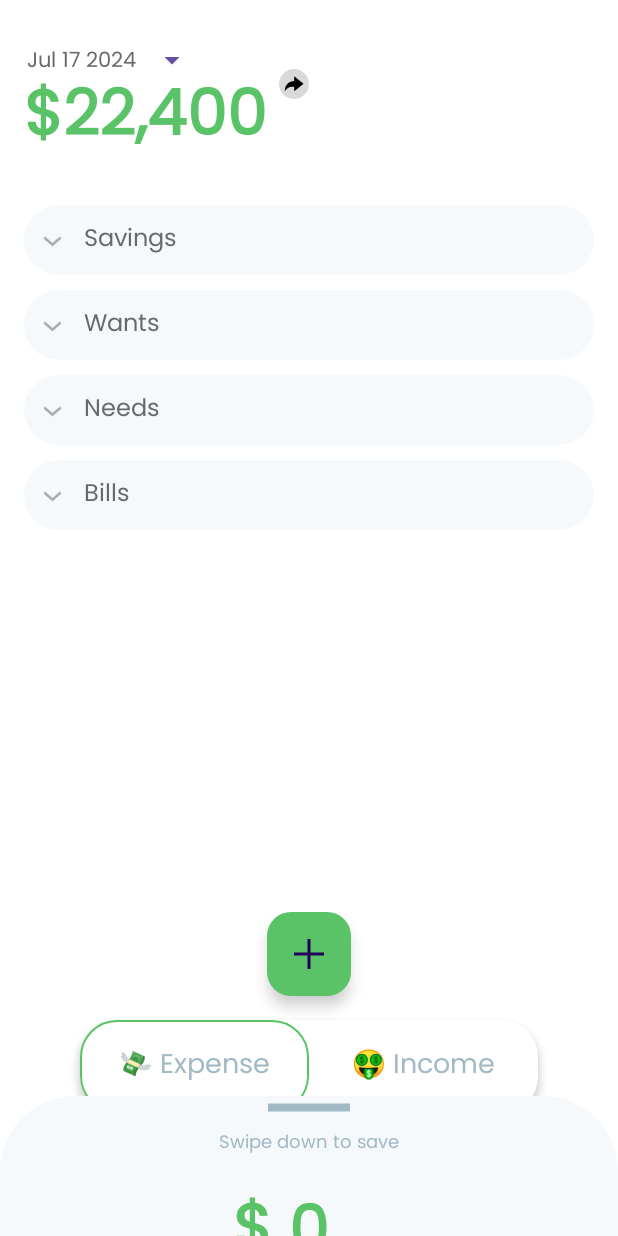
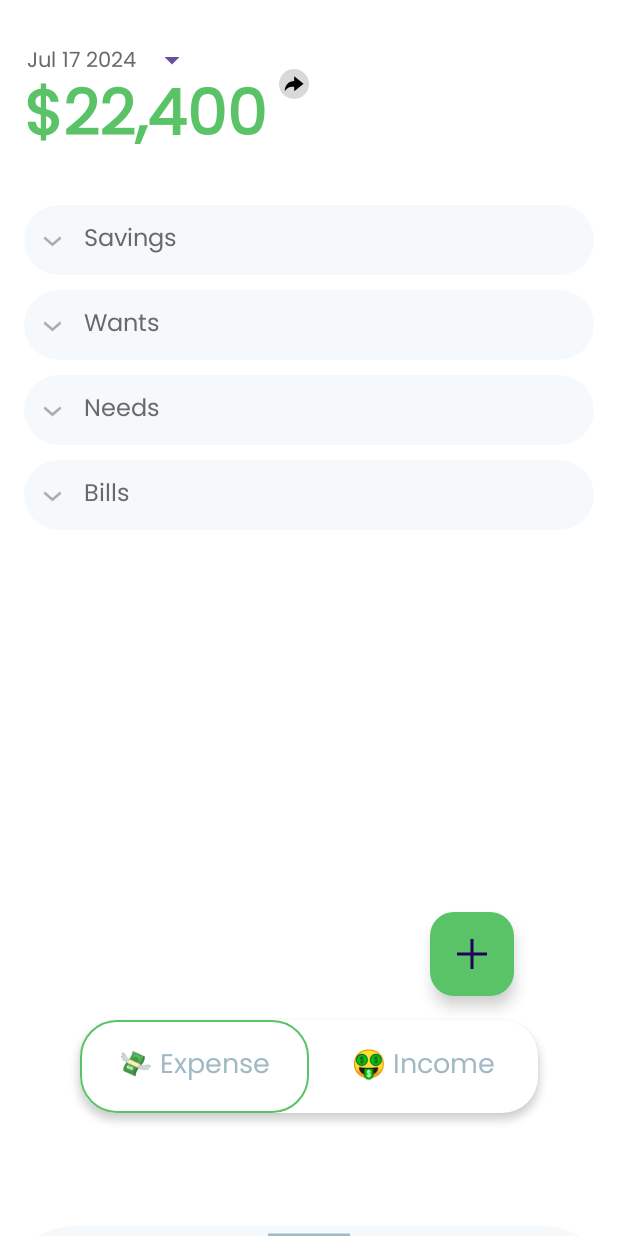
Before and after one commit to aarafrao22/PockIt, an Android app: the screen it shows after launch (HomeActivity), after a tap on an icon or button, on a phone screen of 412 x 824 dp. Run offline under Robolectric (Android 15) with nearby library versions, the phone set to English and light mode, and no system bars; our stand-ins replace Firebase (no records; nobody signed in at launch, a user with empty details on screens opened directly), Room's generated code.

Commit message:
Work on Domain, on Adding

```diff
--- a/app/src/main/java/com/example/pockeitt/utils/CustomExpandableListAdapter.java
+++ b/app/src/main/java/com/example/pockeitt/utils/CustomExpandableListAdapter.java
@@ -14,8 +14,7 @@ import android.widget.TextView;
 import androidx.core.content.res.ResourcesCompat;
 
 import com.example.pockeitt.R;
-import com.google.android.material.bottomsheet.BottomSheetBehavior;
-import com.google.android.material.bottomsheet.BottomSheetDialog;
+import com.example.pockeitt.views.HomeActivity;
 
 import java.util.HashMap;
 import java.util.List;
@@ -26,13 +25,14 @@ public class CustomExpandableListAdapter extends BaseExpandableListAdapter {
     private Context context;
     private List<String> expandableListTitle;
     private HashMap<String, List<String>> expandableListDetail;
+    private HomeActivity homeActivity;
 
 
-    public CustomExpandableListAdapter(Context context, List<String> expandableListTitle, HashMap<String, List<String>> expandableListDetail) {
+    public CustomExpandableListAdapter(Context context, List<String> expandableListTitle, HashMap<String, List<String>> expandableListDetail, HomeActivity homeActivity) {
         this.context = context;
         this.expandableListTitle = expandableListTitle;
         this.expandableListDetail = expandableListDetail;
-
+        this.homeActivity = homeActivity;
     }
 
     @Override
@@ -70,19 +70,19 @@ public class CustomExpandableListAdapter extends BaseExpandableListAdapter {
             Log.d(TAG, "getChildView: ");
             convertView.setOnClickListener(v -> {
 
-
-                BottomSheetDialog bottomSheetDialog = new BottomSheetDialog(context);
-
-                View bottomSheetView = LayoutInflater.from(context).inflate(R.layout.bottomsheet, parent, false);
-                bottomSheetView.setLayoutParams(new ViewGroup.LayoutParams(ViewGroup.LayoutParams.MATCH_PARENT, ViewGroup.LayoutParams.MATCH_PARENT));
-
-                bottomSheetDialog.setContentView(bottomSheetView);
-
-                // Get the BottomSheetBehavior
-                BottomSheetBehavior<View> bottomSheetBehavior = BottomSheetBehavior.from((View) bottomSheetView.getParent());
-                bottomSheetBehavior.setPeekHeight(BottomSheetBehavior.PEEK_HEIGHT_AUTO);
-                bottomSheetBehavior.setState(BottomSheetBehavior.STATE_EXPANDED);
-                bottomSheetDialog.show();
+                homeActivity.expandBottomSheet();
+//                BottomSheetDialog bottomSheetDialog = new BottomSheetDialog(context);
+//
+//                View bottomSheetView = LayoutInflater.from(context).inflate(R.layout.bottomsheet, parent, false);
+//                bottomSheetView.setLayoutParams(new ViewGroup.LayoutParams(ViewGroup.LayoutParams.MATCH_PARENT, ViewGroup.LayoutParams.MATCH_PARENT));
+//
+//                bottomSheetDialog.setContentView(bottomSheetView);
+//
+//                // Get the BottomSheetBehavior
+//                BottomSheetBehavior<View> bottomSheetBehavior = BottomSheetBehavior.from((View) bottomSheetView.getParent());
+//                bottomSheetBehavior.setPeekHeight(BottomSheetBehavior.PEEK_HEIGHT_AUTO);
+//                bottomSheetBehavior.setState(BottomSheetBehavior.STATE_EXPANDED);
+//                bottomSheetDialog.show();
 
             });
         }
--- a/app/src/main/java/com/example/pockeitt/utils/ListDataPump.kt
+++ b/app/src/main/java/com/example/pockeitt/utils/ListDataPump.kt
@@ -6,11 +6,10 @@ object ListDataPump {
 
     init {
         data = HashMap()
+
         val bills: MutableList<String> = ArrayList()
         val needs: MutableList<String> = ArrayList()
-
         val wants: MutableList<String> = ArrayList()
-
         val savings: MutableList<String> = ArrayList()
 
         data["Bills"] = bills
--- a/app/src/main/java/com/example/pockeitt/views/HomeActivity.kt
+++ b/app/src/main/java/com/example/pockeitt/views/HomeActivity.kt
@@ -1,19 +1,15 @@
 package com.example.pockeitt.views
-
 
 import android.annotation.SuppressLint
 import android.app.AlertDialog
 import android.app.DatePickerDialog
 import android.app.DatePickerDialog.OnDateSetListener
-import android.content.ContentValues
 import android.content.ContentValues.TAG
-import android.content.DialogInterface
 import android.os.Bundle
 import android.text.Editable
 import android.text.TextWatcher
 import android.util.Log
 import android.view.View
-import android.view.WindowManager
 import android.widget.ArrayAdapter
 import android.widget.AutoCompleteTextView
 import android.widget.Button
@@ -36,12 +32,10 @@ import com.example.pockeitt.models.Domain
 import com.example.pockeitt.models.IncomeExpense
 import com.example.pockeitt.models.RepeatType
 import com.example.pockeitt.utils.CustomExpandableListAdapter
-import com.example.pockeitt.utils.ListDataPump
 import com.example.pockeitt.utils.Methods
 import com.google.android.material.bottomsheet.BottomSheetBehavior
 import com.google.android.material.bottomsheet.BottomSheetBehavior.BottomSheetCallback
 import com.google.android.material.bottomsheet.BottomSheetBehavior.STATE_EXPANDED
-import com.google.android.material.bottomsheet.BottomSheetDialog
 import com.google.android.material.floatingactionbutton.FloatingActionButton
 import com.google.android.material.tabs.TabLayout
 import com.google.android.material.tabs.TabLayout.OnTabSelectedListener
@@ -63,7 +57,9 @@ class HomeActivity : AppCompatActivity() {
     private var expandableListTitle: MutableList<String>? = null
     private var expandableListDetail: HashMap<String, MutableList<String>>? = null
     private var bottomSheetBehavior: BottomSheetBehavior<ConstraintLayout?>? = null
-    private var bottomSheetShown = false
+    private val map = HashMap<String, MutableList<String>>()
+
+    //    private var bottomSheetShown = false
     private lateinit var sheet: ConstraintLayout
     private var btnRepeat: ConstraintLayout? = null
     private var btnWeekly: Button? = null
@@ -114,7 +110,7 @@ class HomeActivity : AppCompatActivity() {
     private fun initViews() {
         sheet = findViewById(R.id.bottomsheet)
         bottomSheetBehavior = BottomSheetBehavior.from(sheet)
-        bottomSheetBehavior!!.peekHeight = 140
+        bottomSheetBehavior!!.peekHeight = 10
         bottomSheetBehavior!!.state = BottomSheetBehavior.STATE_COLLAPSED
 
         imgRepeat = findViewById(R.id.repeat_circle)
@@ -139,11 +135,13 @@ class HomeActivity : AppCompatActivity() {
 
         database = DatabaseBuilder.getInstance(this)
 
-
         setData()
 
 
         spinnerDate.setOnFocusChangeListener { _, _ ->
+
+            //TODO Only Month Should Show, not the Whole Date
+
             val calendar = Calendar.getInstance()
             val year = calendar.get(Calendar.YEAR)
             val month = calendar.get(Calendar.MONTH)
@@ -159,9 +157,13 @@ class HomeActivity : AppCompatActivity() {
         }
 
         fab.setOnClickListener {
-            bottomSheetBehavior!!.state = STATE_EXPANDED
+            expandBottomSheet()
         }
 
+    }
+
+    fun expandBottomSheet() {
+        bottomSheetBehavior!!.state = STATE_EXPANDED
     }
 
     private fun setData() {
@@ -179,6 +181,8 @@ class HomeActivity : AppCompatActivity() {
         bottomSheetBehavior!!.addBottomSheetCallback(object : BottomSheetCallback() {
             override fun onStateChanged(view: View, state: Int) {
 
+                Log.d("TAG", "onStateChanged: $state")
+
                 if (state == BottomSheetBehavior.STATE_COLLAPSED) {
                     val name = edName!!.text.toString()
                     val amount = edAmount!!.text.toString()
@@ -187,26 +191,26 @@ class HomeActivity : AppCompatActivity() {
                     val notes = edNotes!!.text.toString()
 
                     // Check if any field is empty
-                    var isValid = true
+//                    var isValid = true
 
-                    if (name.isNotEmpty() || amount.isNotEmpty() || date.isNotEmpty() || category.isNotEmpty() || notes.isNotEmpty()) {
-                        isValid = false
-                    }
+//                    if (name.isNotEmpty() || amount.isNotEmpty() || date.isNotEmpty() || category.isNotEmpty() || notes.isNotEmpty()) {
+//                        isValid = false
+//                    }
+//
+//
+//
+//                    if (!isValid) {
+//                        // Don't let them collapse the bottom sheet
+//                        bottomSheetBehavior!!.state = STATE_EXPANDED
+//                        Toast.makeText(
+//                            applicationContext,
+//                            "Before saving, fill all fields",
+//                            Toast.LENGTH_SHORT
+//                        ).show()
+//                        return
+//                    }
 
-
-
-                    if (!isValid) {
-                        // Don't let them collapse the bottom sheet
-                        bottomSheetBehavior!!.state = STATE_EXPANDED
-                        Toast.makeText(
-                            applicationContext,
-                            "Before saving, fill all fields",
-                            Toast.LENGTH_SHORT
-                        ).show()
-                        return
-                    }
-
-                    if (notes.isNotEmpty() && category.isNotEmpty() && amount.isNotEmpty() && date.isNotEmpty() && name.isNotEmpty()) {
+//                    if (notes.isNotEmpty() && category.isNotEmpty() && amount.isNotEmpty() && date.isNotEmpty() && name.isNotEmpty()) {
                     val builder = AlertDialog.Builder(this@HomeActivity)
                     builder.setTitle("Are you sure?")
                     builder.setMessage("Do you want to save this?")
@@ -231,17 +235,17 @@ class HomeActivity : AppCompatActivity() {
                         edNotes!!.text = null
 
                         Toast.makeText(applicationContext, "Saved!", Toast.LENGTH_SHORT).show()
+
+
+                    }
                     builder.setNegativeButton("No") { _, _ ->
                         Toast.makeText(this@HomeActivity, "Cancelled", Toast.LENGTH_SHORT)
                             .show()
                     }
-
                     builder.show()
-                        }
 
                     // All fields are filled, show the alert dialog to save
 
-                    }
 
                 }
             }
@@ -262,7 +266,7 @@ class HomeActivity : AppCompatActivity() {
         repeatType: RepeatType,
     ) {
         // To add an item
-        ListDataPump.addItem(category, name)
+//        ListDataPump.addItem(category, name)
 
         // Getting the DAO
         val incomeExpenseDao = database.incomeExpenseDao()
@@ -278,9 +282,7 @@ class HomeActivity : AppCompatActivity() {
             name = name
         )
 
-
         // Using a coroutine to perform database operations
-
         MainScope().launch {
             withContext(Dispatchers.IO) {
                 incomeExpenseDao.insert(record)
@@ -289,7 +291,6 @@ class HomeActivity : AppCompatActivity() {
                 }
             }
         }
-
 
     }
 
@@ -303,40 +304,54 @@ class HomeActivity : AppCompatActivity() {
     private fun setupExpandableListView(domain: Domain) {
         MainScope().launch {
 
+
             list = withContext(Dispatchers.IO) {
                 getDataFromDatabase() as MutableList<IncomeExpense>
             }
 
-            for (i in 1..<list!!.size) {
+            val bills: MutableList<String> = ArrayList()
+            val needs: MutableList<String> = ArrayList()
+            val wants: MutableList<String> = ArrayList()
+            val savings: MutableList<String> = ArrayList()
+
+            map["Needs"] = needs
+            map["Bills"] = bills
+            map["Wants"] = wants
+            map["Savings"] = savings
+
+            for (i in 0..<list!!.size) {
 
                 val categories = arrayListOf<String>()
                 val catItem = list!![i].category
 
-                if (!categories.contains(catItem))
+                if (!categories.contains(catItem)) {
                     categories.add(catItem)
-                else
+                    map[catItem] = categories
+                } else
                     println(categories.toString())
             }
 
 
-            expandableListDetail = ListDataPump.data
+//            expandableListDetail = ListDataPump.data
+//            expandableListTitle = ArrayList(expandableListDetail!!.keys)
+
+
+            expandableListDetail = map
             expandableListTitle = ArrayList(expandableListDetail!!.keys)
 
             // Add Dummy Data
             for (key in expandableListTitle as ArrayList<String>) {
-                if (expandableListDetail!![key]!!.isEmpty()) ListDataPump.addItem(
-                    key,
-                    "➕ Add $key here"
-                )
-                // if there is more than one item in the list
-                // then remove add here item
+                if (expandableListDetail!![key]!!.isEmpty())
+                    addItem(key, "➕ Add $key here")
+                // if there is more than one item in the list then remove add here item
             }
 
             expandableListAdapter =
                 CustomExpandableListAdapter(
                     this@HomeActivity,
                     expandableListTitle,
-                    expandableListDetail
+                    expandableListDetail,
+                    this@HomeActivity
                 )
             expandableListView!!.setAdapter(expandableListAdapter)
             expandableListView!!.setOnGroupExpandListener {
@@ -346,7 +361,20 @@ class HomeActivity : AppCompatActivity() {
     }
 
     private fun getDataFromDatabase(): List<IncomeExpense> {
-        return database.incomeExpenseDao().getAllIncomeExpenses()
+        val data = database.incomeExpenseDao().getAllIncomeExpenses()
+        Log.d(TAG, "getDataFromDatabase:$data")
+        return data
+    }
+
+    private fun addItem(key: String, item: String) {
+        var list = map[key]
+        if (list != null) {
+            list.add(item)
+        } else {
+            list = ArrayList()
+            list.add(item)
+            map[key] = list
+        }
     }
 
     private fun setupTabLayout() {
@@ -367,7 +395,7 @@ class HomeActivity : AppCompatActivity() {
                 setTabTextSize(tab, 19, R.color.blue)
 
 
-                Log.d("TAG SLECTED", "${tab.position} ")
+                Log.d("TAG SELECTED", "${tab.position} ")
             }
 
             override fun onTabUnselected(tab: TabLayout.Tab) {
@@ -445,18 +473,18 @@ class HomeActivity : AppCompatActivity() {
             }
 
             override fun onTextChanged(charSequence: CharSequence, i: Int, i1: Int, i2: Int) {
-                Log.d(ContentValues.TAG, "onTextChanged: $charSequence")
+                Log.d(TAG, "onTextChanged: $charSequence")
             }
 
             override fun afterTextChanged(editable: Editable) {
-                Log.d(ContentValues.TAG, "afterTextChanged: $editable")
+                Log.d(TAG, "afterTextChanged: $editable")
             }
         })
     }
 
     private fun setupDatePicker() {
         val dateSetListener =
-            OnDateSetListener { view: DatePicker?, year: Int, month: Int, dayOfMonth: Int ->
+            OnDateSetListener { _: DatePicker?, year: Int, month: Int, dayOfMonth: Int ->
                 var month = month
                 month += 1
                 val date = makeDateString(dayOfMonth, month, year)
@@ -507,22 +535,22 @@ class HomeActivity : AppCompatActivity() {
         datePickerDialog!!.show()
     }
 
-    private fun showBottomSheetDialog() {
-
-        if (!bottomSheetShown) {
-            val bottomSheetDialog = BottomSheetDialog(this)
-            bottomSheetDialog.setContentView(R.layout.bottomsheet)
-
-            bottomSheetDialog.window!!.setSoftInputMode(WindowManager.LayoutParams.SOFT_INPUT_ADJUST_RESIZE)
-            bottomSheetDialog.setOnDismissListener { dialog: DialogInterface? ->
-                bottomSheetShown = false
-            }
-
-            bottomSheetDialog.show()
-
-            bottomSheetShown = true
-        }
-    }
+//    private fun showBottomSheetDialog() {
+//
+//        if (!bottomSheetShown) {
+//            val bottomSheetDialog = BottomSheetDialog(this)
+//            bottomSheetDialog.setContentView(R.layout.bottomsheet)
+//
+//            bottomSheetDialog.window!!.setSoftInputMode(WindowManager.LayoutParams.SOFT_INPUT_ADJUST_RESIZE)
+//            bottomSheetDialog.setOnDismissListener { _: DialogInterface? ->
+//                bottomSheetShown = false
+//            }
+//
+//            bottomSheetDialog.show()
+//
+//            bottomSheetShown = true
+//        }
+//    }
 
     private fun setTabTextSize(tab: TabLayout.Tab, tabSizeSp: Int, textColor: Int) {
         val tabCustomView = tab.customView
@@ -533,12 +561,12 @@ class HomeActivity : AppCompatActivity() {
         }
     }
 
-    private fun createCustomTabView(tabText: String, tabSizeSp: Int, textColor: Int): View {
-        val tabCustomView = layoutInflater.inflate(R.layout.activity_home, null)
-        val tabTextView = tabCustomView.findViewById<TextView>(R.id.tabItem1)
-        tabTextView.text = tabText
-        tabTextView.textSize = tabSizeSp.toFloat()
-        tabTextView.setTextColor(ContextCompat.getColor(tabCustomView.context, textColor))
-        return tabCustomView
+//    private fun createCustomTabView(tabText: String, tabSizeSp: Int, textColor: Int): View {
+//        val tabCustomView = layoutInflater.inflate(R.layout.activity_home, null)
+//        val tabTextView = tabCustomView.findViewById<TextView>(R.id.tabItem1)
+//        tabTextView.text = tabText
+//        tabTextView.textSize = tabSizeSp.toFloat()
+//        tabTextView.setTextColor(ContextCompat.getColor(tabCustomView.context, textColor))
+//        return tabCustomView
+//    }
 }
-}
--- a/app/src/main/res/layout/activity_home.xml
+++ b/app/src/main/res/layout/activity_home.xml
@@ -118,8 +118,7 @@
             android:tint="@color/white"
             app:backgroundTint="@color/white"
             app:layout_constraintBottom_toTopOf="@id/tabLayout"
-            app:layout_constraintEnd_toEndOf="parent"
-            app:layout_constraintStart_toStartOf="parent" />
+            app:layout_constraintEnd_toEndOf="@id/tabLayout" />
 
     </androidx.constraintlayout.widget.ConstraintLayout>
 
```
Lines whose indentation alone changed are shown as unchanged.
